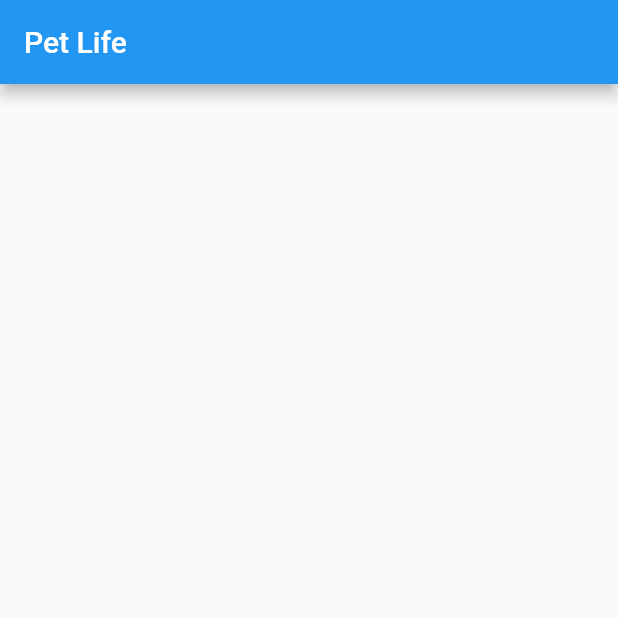
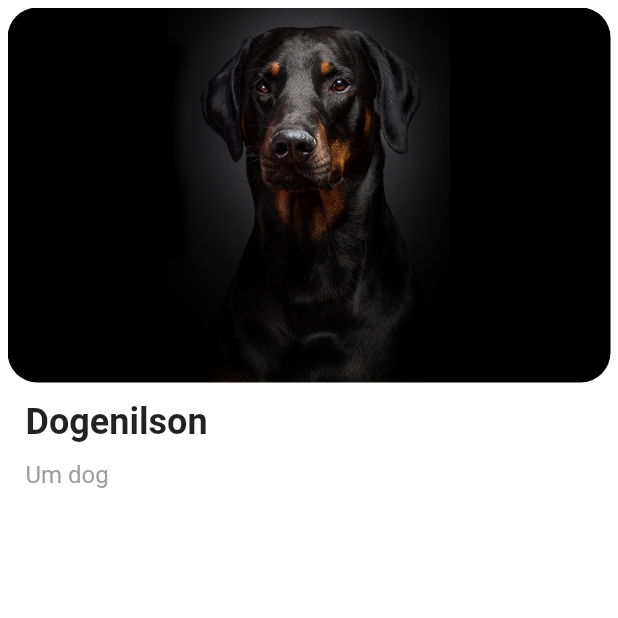
Before and after one commit to MartinsMessias/lifepet-dart-flutter, a Flutter app: the screen it shows after launch, on a phone screen of 412 x 824 dp, the top half of it. Run offline on Flutter 3.47's test engine with Material 2 defaults, Android fonts, the phone set to English and light mode, and no system bars; Roboto replaces fonts that are missing (Montserrat).

Commit message:
Criaçao do card

```diff
--- a/lib/main.dart
+++ b/lib/main.dart
@@ -7,6 +7,7 @@ class Main extends StatelessWidget {
   @override
   Widget build(BuildContext context) {
     return MaterialApp(
+      debugShowCheckedModeBanner: false,
       title: "Pet Life",
       home: new HomeScreen(),
     );
--- a/lib/models/pet_model.dart
+++ b/lib/models/pet_model.dart
@@ -16,7 +16,7 @@ class Pet {
 var pets = [
   Pet(
     nome: "Dogenilson",
-    imageUrl: "assets/images/dog1.jpg",
+    imageUrl: "assets/dog1.jpg",
     descricao: "Um dog",
     idade: 2,
     sexo: "Macho",
@@ -25,7 +25,7 @@ var pets = [
   ),
   Pet(
       nome: "Catioro",
-      imageUrl: "assets/images/dog2.jpeg",
+      imageUrl: "assets/dog2.jpg",
       descricao: "Outro dog",
       idade: 1,
       sexo: "Macho",
--- a/lib/screens/home_screen.dart
+++ b/lib/screens/home_screen.dart
@@ -1,12 +1,67 @@
 import 'package:flutter/cupertino.dart';
 import 'package:flutter/material.dart';
+import 'package:lifepetapp/models/pet_model.dart';
 
 class HomeScreen extends StatelessWidget {
   @override
   Widget build(BuildContext context) {
     return Scaffold(
-      appBar: AppBar(
-        title: Text('Pet Life'),
+      backgroundColor: Colors.white,
+      body: SafeArea(
+        child: ListView(
+          padding: EdgeInsets.all(5),
+          children: <Widget>[
+            GestureDetector(
+              onTap: () {},
+              child: Padding(
+                padding: EdgeInsets.only(bottom: 30),
+                child: Column(
+                  crossAxisAlignment: CrossAxisAlignment.start,
+                  children: <Widget>[
+                    Hero(
+                      tag: pets[0].id,
+                      child: Container(
+                        width: double.infinity,
+                        height: 250,
+                        decoration: BoxDecoration(
+                            borderRadius: BorderRadius.all(
+                              Radius.circular(20),
+                            ),
+                            image: DecorationImage(
+                                image: AssetImage(pets[0].imageUrl),
+                                fit: BoxFit.cover)),
+                      ),
+                    ),
+                    Padding(
+                      padding: EdgeInsets.fromLTRB(12, 12, 40, 0),
+                      child: Row(
+                        children: <Widget>[
+                          Text(
+                            pets[0].nome,
+                            style: TextStyle(
+                                fontFamily: 'Montserrat',
+                                fontWeight: FontWeight.bold,
+                                fontSize: 24),
+                          )
+                        ],
+                      ),
+                    ),
+                    Padding(
+                      padding: EdgeInsets.fromLTRB(12, 12, 40, 0),
+                      child: Text(
+                        pets[0].descricao,
+                        style: TextStyle(
+                            fontFamily: 'Montserrat',
+                            color: Colors.grey,
+                            fontSize: 16),
+                      ),
+                    )
+                  ],
+                ),
+              ),
+            )
+          ],
+        ),
       ),
     );
   }
--- a/pubspec.yaml
+++ b/pubspec.yaml
@@ -46,7 +46,7 @@ flutter:
 
   # To add assets to your application, add an assets section, like this:
   assets:
-   - assets/images/
+   - assets/
 
   # An image asset can refer to one or more resolution-specific "variants", see
   # https://flutter.dev/assets-and-images/#resolution-aware.
```
Also changed, not shown: assets/dog1.jpg (added), assets/dog2.jpg (added), lib/assets/images/dog1.jpg (deleted), lib/assets/images/dog2.jpeg (deleted), 1 other file.
